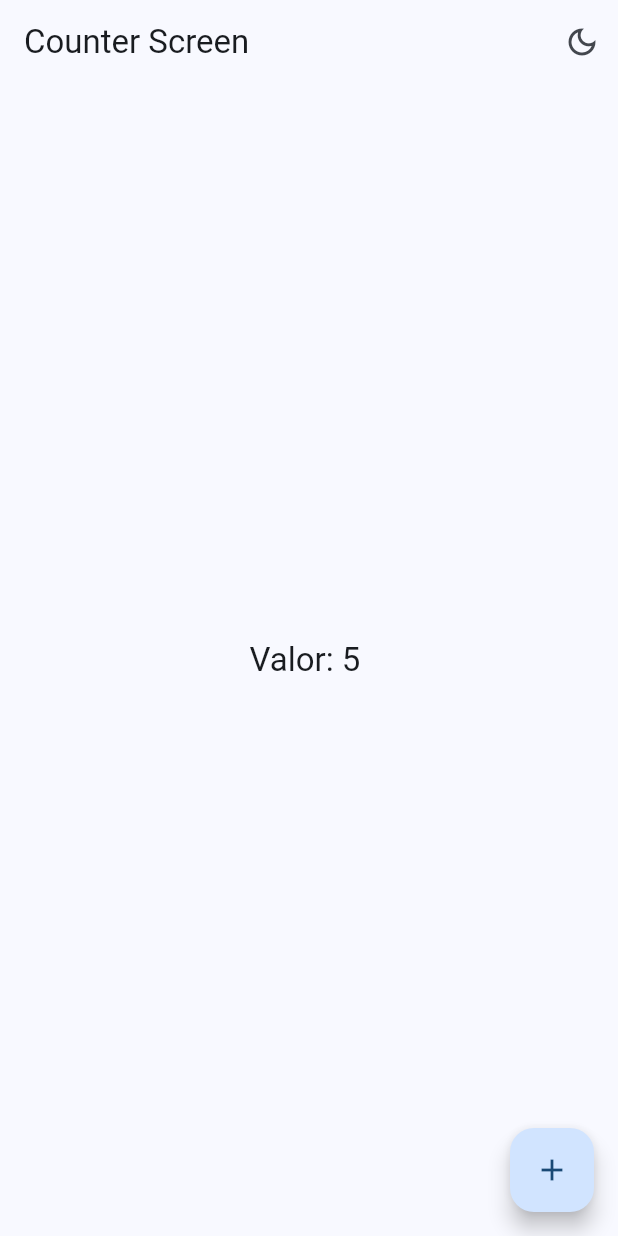
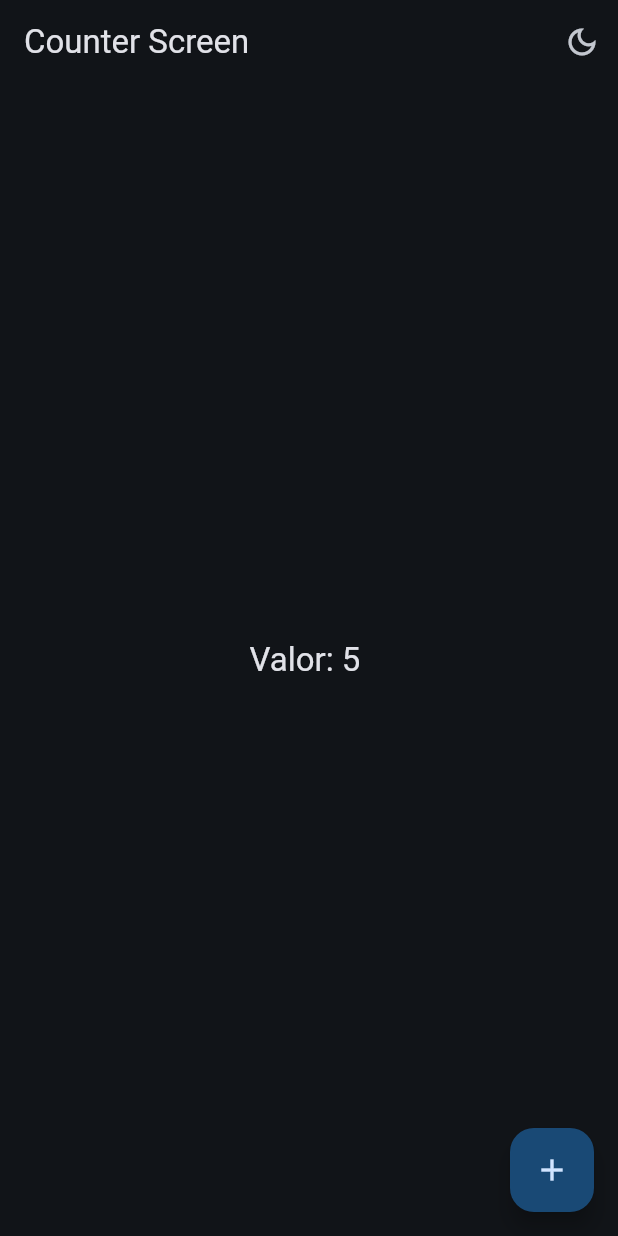
Before and after one commit to albinrk10/widgetsAppRiverpod, a Flutter app: the CounterScreen screen opened by its route, after a tap on the "light mode" icon, on a phone screen of 412 x 824 dp. Run offline on Flutter 3.47's test engine with Material 2 defaults, Android fonts, the phone set to English and light mode, and no system bars; our stand-ins replace animate_do, flutter_riverpod, go_router.

Commit message:
Corrigiendo el StateNotifier en counter_screen

```diff
--- a/lib/presentation/screens/counter/counter_screen.dart
+++ b/lib/presentation/screens/counter/counter_screen.dart
@@ -11,20 +11,22 @@ class CounterScreen extends ConsumerWidget {
   @override
   Widget build(BuildContext context, WidgetRef ref) {
     final int clickCounter = ref.watch(counterProvider);
-    final bool isDarmode = ref.watch(isDarmodeProvider);
+    //final bool isDarmode = ref.watch(isDarmodeProvider);
+    final bool isDarkmode = ref.watch(themeNotifierProvider).isDarkmode;
 
     return Scaffold(
       appBar: AppBar(
         title: const Text('Counter Screen'),
         actions: [
           IconButton(
-            icon: Icon(isDarmode
+            icon: Icon(isDarkmode
                 ? Icons.dark_mode_outlined
                 : Icons.light_mode_outlined),
             onPressed: () {
-              ref
-                  .read(isDarmodeProvider.notifier)
-                  .update((isDarmode) => !isDarmode);
+              // ref
+              //     .read(isDarmodeProvider.notifier)
+              //     .update((isDarmode) => !isDarmode);
+              ref.read(themeNotifierProvider.notifier).toggleDarkmode();
             },
           ),
         ],
```
